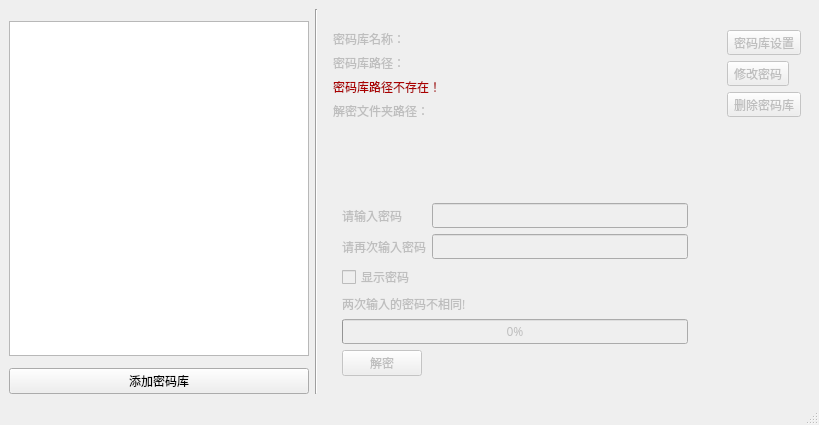
Old version of the form src/main_window.ui in the repository AphelionD/aes-file-locker.
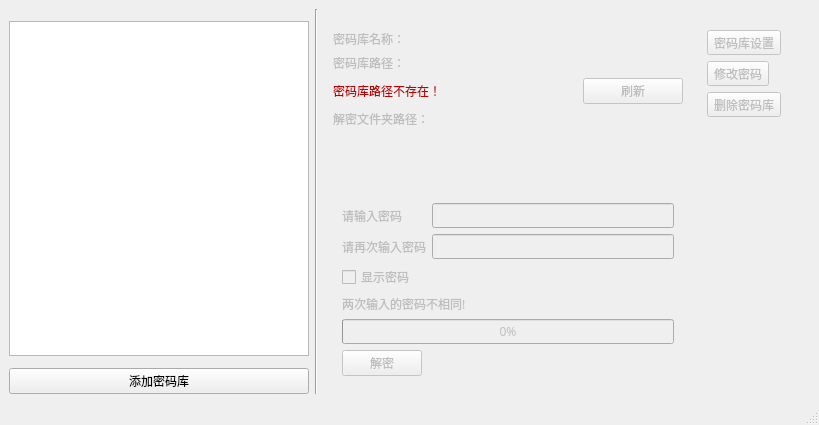
New version of the form.

Commit message: + 密码输入部分的GUI编写，检测密码合法性及强度，修改密码功能

```diff
--- a/src/main_window.ui
+++ b/src/main_window.ui
@@ -82,7 +82,101 @@
        </font>
       </property>
       <layout class="QGridLayout" name="gridLayout_2">
-       <item row="13" column="0">
+       <item row="2" column="0">
+        <widget class="QLabel" name="vaultPathReminderLabel">
+         <property name="font">
+          <font>
+           <family>微软雅黑</family>
+          </font>
+         </property>
+         <property name="styleSheet">
+          <string notr="true">color:rgb(184,5,5)</string>
+         </property>
+         <property name="text">
+          <string>密码库路径不存在！</string>
+         </property>
+        </widget>
+       </item>
+       <item row="1" column="0" colspan="2">
+        <widget class="QLabel" name="vaultPathLabel">
+         <property name="font">
+          <font>
+           <family>微软雅黑</family>
+          </font>
+         </property>
+         <property name="text">
+          <string>密码库路径：</string>
+         </property>
+        </widget>
+       </item>
+       <item row="4" column="0" colspan="2">
+        <widget class="QLabel" name="filePathLabel">
+         <property name="sizePolicy">
+          <sizepolicy hsizetype="Preferred" vsizetype="Preferred">
+           <horstretch>0</horstretch>
+           <verstretch>0</verstretch>
+          </sizepolicy>
+         </property>
+         <property name="minimumSize">
+          <size>
+           <width>350</width>
+           <height>0</height>
+          </size>
+         </property>
+         <property name="font">
+          <font>
+           <family>微软雅黑</family>
+          </font>
+         </property>
+         <property name="text">
+          <string>解密文件夹路径：</string>
+         </property>
+        </widget>
+       </item>
+       <item row="5" column="0" colspan="2">
+        <spacer name="verticalSpacer">
+         <property name="font">
+          <font>
+           <family>微软雅黑</family>
+          </font>
+         </property>
+         <property name="orientation">
+          <enum>Qt::Vertical</enum>
+         </property>
+         <property name="sizeHint" stdset="0">
+          <size>
+           <width>20</width>
+           <height>40</height>
+          </size>
+         </property>
+        </spacer>
+       </item>
+       <item row="0" column="0" colspan="2">
+        <widget class="QLabel" name="vaultNameLabel">
+         <property name="font">
+          <font>
+           <family>微软雅黑</family>
+          </font>
+         </property>
+         <property name="text">
+          <string>密码库名称：</string>
+         </property>
+        </widget>
+       </item>
+       <item row="2" column="1">
+        <widget class="QPushButton" name="refreshButton">
+         <property name="maximumSize">
+          <size>
+           <width>100</width>
+           <height>16777215</height>
+          </size>
+         </property>
+         <property name="text">
+          <string>刷新</string>
+         </property>
+        </widget>
+       </item>
+       <item row="14" column="0" colspan="2">
         <widget class="QWidget" name="passwordInputWidget" native="true">
          <property name="minimumSize">
           <size>
@@ -96,57 +190,6 @@
           </font>
          </property>
          <layout class="QGridLayout" name="gridLayout_3">
-          <item row="5" column="0" colspan="2">
-           <widget class="QProgressBar" name="progressBar">
-            <property name="enabled">
-             <bool>false</bool>
-            </property>
-            <property name="font">
-             <font>
-              <family>微软雅黑</family>
-             </font>
-            </property>
-            <property name="value">
-             <number>0</number>
-            </property>
-           </widget>
-          </item>
-          <item row="0" column="0">
-           <widget class="QLabel" name="passwordLabel">
-            <property name="font">
-             <font>
-              <family>微软雅黑</family>
-             </font>
-            </property>
-            <property name="text">
-             <string>请输入密码</string>
-            </property>
-           </widget>
-          </item>
-          <item row="4" column="0" colspan="2">
-           <widget class="QLabel" name="progressReminder">
-            <property name="font">
-             <font>
-              <family>微软雅黑</family>
-             </font>
-            </property>
-            <property name="text">
-             <string>两次输入的密码不相同!</string>
-            </property>
-           </widget>
-          </item>
-          <item row="0" column="1">
-           <widget class="QLineEdit" name="passwordEdit">
-            <property name="font">
-             <font>
-              <family>微软雅黑</family>
-             </font>
-            </property>
-            <property name="echoMode">
-             <enum>QLineEdit::Password</enum>
-            </property>
-           </widget>
-          </item>
           <item row="1" column="0">
            <widget class="QLabel" name="passwordTwiceLabel">
             <property name="font">
@@ -196,78 +239,60 @@
             </property>
            </widget>
           </item>
+          <item row="0" column="0">
+           <widget class="QLabel" name="passwordLabel">
+            <property name="font">
+             <font>
+              <family>微软雅黑</family>
+             </font>
+            </property>
+            <property name="text">
+             <string>请输入密码</string>
+            </property>
+           </widget>
+          </item>
+          <item row="3" column="0" colspan="2">
+           <widget class="QLabel" name="progressReminder">
+            <property name="font">
+             <font>
+              <family>微软雅黑</family>
+             </font>
+            </property>
+            <property name="text">
+             <string>两次输入的密码不相同!</string>
+            </property>
+           </widget>
+          </item>
+          <item row="4" column="0" colspan="2">
+           <widget class="QProgressBar" name="progressBar">
+            <property name="enabled">
+             <bool>false</bool>
+            </property>
+            <property name="font">
+             <font>
+              <family>微软雅黑</family>
+             </font>
+            </property>
+            <property name="value">
+             <number>0</number>
+            </property>
+           </widget>
+          </item>
+          <item row="0" column="1">
+           <widget class="QLineEdit" name="passwordEdit">
+            <property name="font">
+             <font>
+              <family>微软雅黑</family>
+             </font>
+            </property>
+            <property name="echoMode">
+             <enum>QLineEdit::Password</enum>
+            </property>
+           </widget>
+          </item>
          </layout>
         </widget>
        </item>
-       <item row="3" column="0" colspan="2">
-        <widget class="QLabel" name="filePathLabel">
-         <property name="font">
-          <font>
-           <family>微软雅黑</family>
-          </font>
-         </property>
-         <property name="text">
-          <string>解密文件夹路径：</string>
-         </property>
-        </widget>
-       </item>
-       <item row="2" column="0">
-        <widget class="QLabel" name="vaultPathReminderLabel">
-         <property name="font">
-          <font>
-           <family>微软雅黑</family>
-          </font>
-         </property>
-         <property name="styleSheet">
-          <string notr="true">color:rgb(170, 0, 0)</string>
-         </property>
-         <property name="text">
-          <string>密码库路径不存在！</string>
-         </property>
-        </widget>
-       </item>
-       <item row="1" column="0" colspan="2">
-        <widget class="QLabel" name="vaultPathLabel">
-         <property name="font">
-          <font>
-           <family>微软雅黑</family>
-          </font>
-         </property>
-         <property name="text">
-          <string>密码库路径：</string>
-         </property>
-        </widget>
-       </item>
-       <item row="0" column="0" colspan="2">
-        <widget class="QLabel" name="vaultNameLabel">
-         <property name="font">
-          <font>
-           <family>微软雅黑</family>
-          </font>
-         </property>
-         <property name="text">
-          <string>密码库名称：</string>
-         </property>
-        </widget>
-       </item>
-       <item row="4" column="0" colspan="2">
-        <spacer name="verticalSpacer">
-         <property name="font">
-          <font>
-           <family>微软雅黑</family>
-          </font>
-         </property>
-         <property name="orientation">
-          <enum>Qt::Vertical</enum>
-         </property>
-         <property name="sizeHint" stdset="0">
-          <size>
-           <width>20</width>
-           <height>40</height>
-          </size>
-         </property>
-        </spacer>
-       </item>
       </layout>
      </widget>
     </item>
```
Left out of the diff: 89 changed lines with no effect on the pictures. The commit also changes 5 other files.
